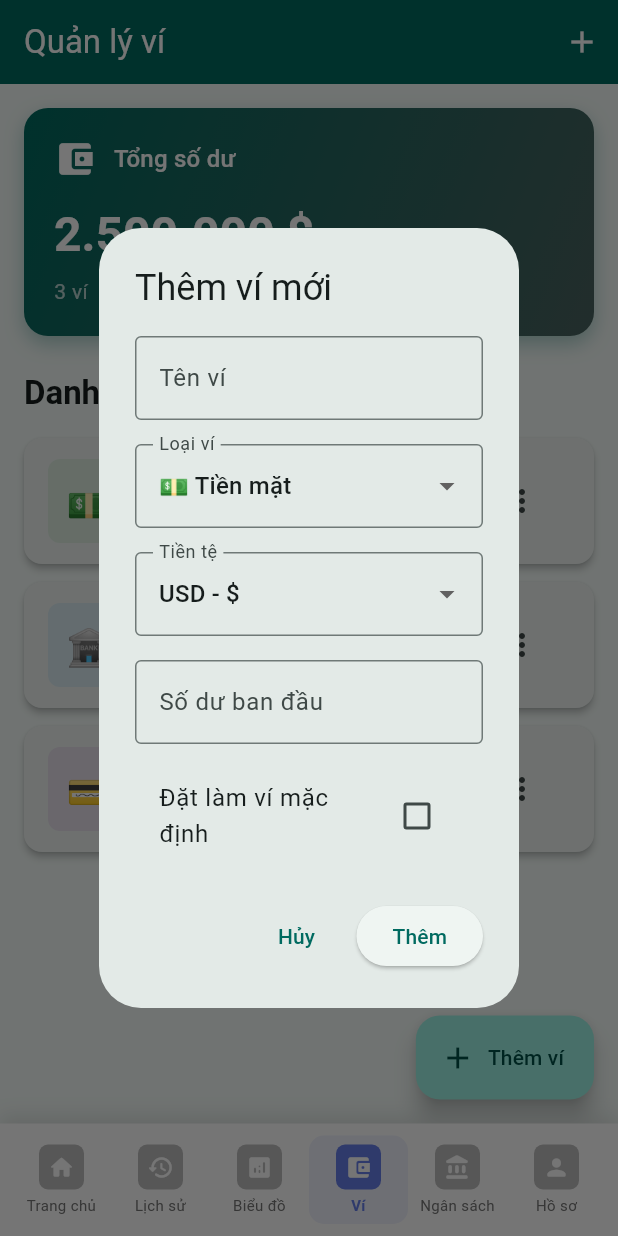
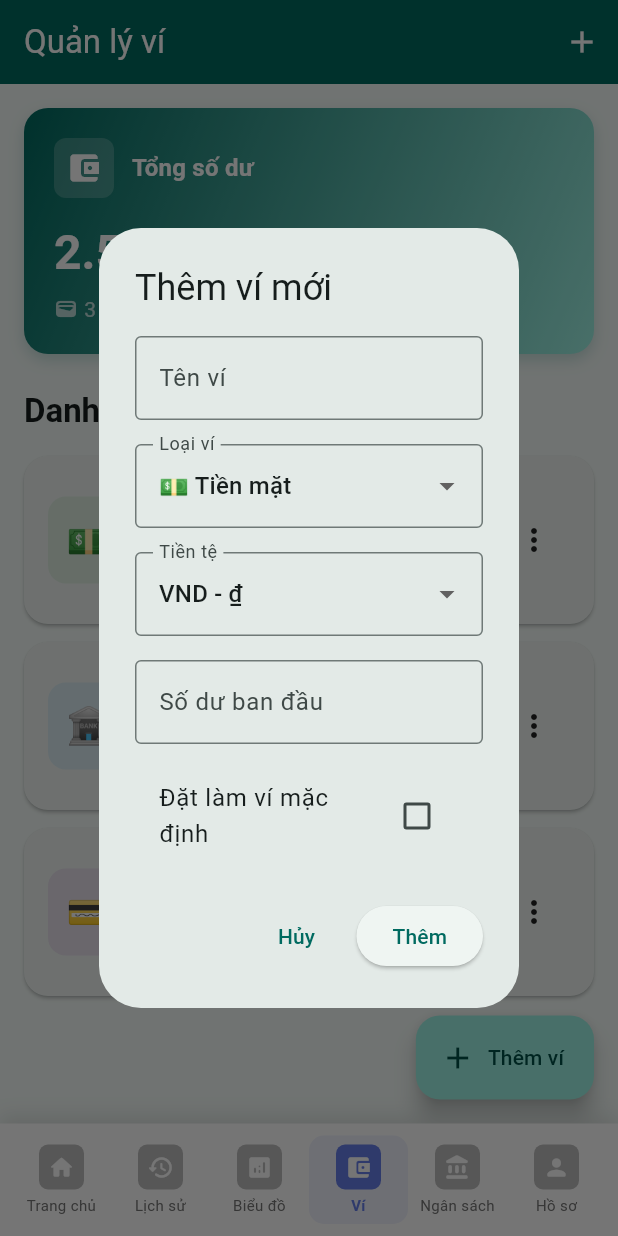
Before and after one commit to CaoNguyenHong/doan_LTDD, a Flutter app: the screen it shows once a user with an empty profile is signed in, item 4 of the bottom bar chosen, after a tap on the "add" icon, on a phone screen of 412 x 824 dp. Run offline on Flutter 3.47's test engine with Material 3 defaults, Android fonts, the light colour scheme and no system bars; our stand-ins replace cloud_firestore, firebase_auth, firebase_core, fl_chart, google_generative_ai, hive and 3 more; missing offline and left inert: currency_picker, firebase_app_check; accounts and stored records are empty.

Commit message:
Fix wallet management functionality
- Fix Account.fromMap null timestamp handling
- Fix Provider context error in account dialogs
- Merge adjust balance functionality into edit dialog
- Fix balance update logic in edit account dialog
- Remove manual sorting workaround for Firestore indexes

```diff
--- a/lib/data/firestore_data_source.dart
+++ b/lib/data/firestore_data_source.dart
@@ -13,22 +13,30 @@ class FirestoreDataSource {
 
   Stream<List<Map<String, dynamic>>> watchTx(String uid,
       {DateTime? from, DateTime? to}) {
-    Query<Map<String, dynamic>> q = txRef(uid)
-        .where('deleted', isEqualTo: false)
-        .orderBy('dateTime', descending: true);
+    Query<Map<String, dynamic>> q =
+        txRef(uid).where('deleted', isEqualTo: false);
+
     if (from != null)
       q = q.where('dateTime',
           isGreaterThanOrEqualTo: Timestamp.fromDate(from.toUtc()));
     if (to != null)
       q = q.where('dateTime',
           isLessThanOrEqualTo: Timestamp.fromDate(to.toUtc()));
-    return q
-        .snapshots()
-        .map((s) => s.docs.map((d) => {...d.data(), 'id': d.id}).toList());
+
+    return q.snapshots().map((s) {
+      final docs = s.docs.map((d) => {...d.data(), 'id': d.id}).toList();
+      // Sort manually to avoid index requirement
+      docs.sort((a, b) {
+        final aDateTime = a['dateTime'] as Timestamp?;
+        final bDateTime = b['dateTime'] as Timestamp?;
+        if (aDateTime == null || bDateTime == null) return 0;
+        return bDateTime.compareTo(aDateTime); // descending
+      });
+      return docs;
+    });
   }
 
   Future<void> addTx(String uid, Map<String, dynamic> data) {
-    final now = DateTime.now();
     return txRef(uid).doc().set({
       'type': data['type'] ?? 'expense',
       'amount': data['amount'] ?? 0,
@@ -68,11 +76,18 @@ class FirestoreDataSource {
   CollectionReference<Map<String, dynamic>> accRef(String uid) =>
       userDocRef(uid).collection('accounts');
 
-  Stream<List<Map<String, dynamic>>> watchAccounts(String uid) => accRef(uid)
-      .where('deleted', isEqualTo: false)
-      .orderBy('createdAt', descending: true)
-      .snapshots()
-      .map((s) => s.docs.map((d) => {...d.data(), 'id': d.id}).toList());
+  Stream<List<Map<String, dynamic>>> watchAccounts(String uid) =>
+      accRef(uid).where('deleted', isEqualTo: false).snapshots().map((s) {
+        final docs = s.docs.map((d) => {...d.data(), 'id': d.id}).toList();
+        // Sort manually to avoid index requirement
+        docs.sort((a, b) {
+          final aCreated = a['createdAt'] as Timestamp?;
+          final bCreated = b['createdAt'] as Timestamp?;
+          if (aCreated == null || bCreated == null) return 0;
+          return bCreated.compareTo(aCreated); // descending
+        });
+        return docs;
+      });
 
   Future<void> addAccount(String uid, Map<String, dynamic> data) =>
       accRef(uid).doc().set({
@@ -97,11 +112,18 @@ class FirestoreDataSource {
   CollectionReference<Map<String, dynamic>> budgetRef(String uid) =>
       userDocRef(uid).collection('budgets');
 
-  Stream<List<Map<String, dynamic>>> watchBudgets(String uid) => budgetRef(uid)
-      .where('deleted', isEqualTo: false)
-      .orderBy('createdAt', descending: true)
-      .snapshots()
-      .map((s) => s.docs.map((d) => {...d.data(), 'id': d.id}).toList());
+  Stream<List<Map<String, dynamic>>> watchBudgets(String uid) =>
+      budgetRef(uid).where('deleted', isEqualTo: false).snapshots().map((s) {
+        final docs = s.docs.map((d) => {...d.data(), 'id': d.id}).toList();
+        // Sort manually to avoid index requirement
+        docs.sort((a, b) {
+          final aCreated = a['createdAt'] as Timestamp?;
+          final bCreated = b['createdAt'] as Timestamp?;
+          if (aCreated == null || bCreated == null) return 0;
+          return bCreated.compareTo(aCreated); // descending
+        });
+        return docs;
+      });
 
   Future<void> addBudget(String uid, Map<String, dynamic> data) =>
       budgetRef(uid).doc().set({
--- a/lib/models/account.dart
+++ b/lib/models/account.dart
@@ -41,8 +41,12 @@ class Account {
       currency: map['currency'] ?? 'USD',
       balance: (map['balance'] ?? 0.0).toDouble(),
       isDefault: map['isDefault'] ?? false,
-      createdAt: (map['createdAt'] as Timestamp).toDate(),
-      updatedAt: (map['updatedAt'] as Timestamp).toDate(),
+      createdAt: map['createdAt'] != null
+          ? (map['createdAt'] as Timestamp).toDate()
+          : DateTime.now(),
+      updatedAt: map['updatedAt'] != null
+          ? (map['updatedAt'] as Timestamp).toDate()
+          : DateTime.now(),
     );
   }
 
--- a/lib/screens/accounts_screen.dart
+++ b/lib/screens/accounts_screen.dart
@@ -3,6 +3,8 @@ import 'package:provider/provider.dart';
 import 'package:uuid/uuid.dart';
 import '../models/account.dart';
 import '../providers/account_provider.dart';
+import '../providers/settings_provider.dart';
+import '../service/currency_service.dart';
 import '../utils/currency_formatter.dart';
 
 class AccountsScreen extends StatefulWidget {
@@ -128,6 +130,10 @@ class _AccountsScreenState extends State<AccountsScreen> {
   Widget _buildSummaryCard(
       BuildContext context, AccountProvider accountProvider) {
     final totalBalance = accountProvider.getTotalBalance();
+    final settingsProvider =
+        Provider.of<SettingsProvider>(context, listen: false);
+    final currencySymbol =
+        CurrencyService.getCurrencySymbol(settingsProvider.currency);
 
     return Container(
       width: double.infinity,
@@ -138,15 +144,15 @@ class _AccountsScreenState extends State<AccountsScreen> {
           end: Alignment.bottomRight,
           colors: [
             Theme.of(context).colorScheme.primary,
-            Theme.of(context).colorScheme.secondary,
+            Theme.of(context).colorScheme.primaryContainer,
           ],
         ),
         borderRadius: BorderRadius.circular(16),
         boxShadow: [
           BoxShadow(
-            color: Theme.of(context).colorScheme.primary.withOpacity(0.3),
-            blurRadius: 10,
-            offset: const Offset(0, 5),
+            color: Theme.of(context).colorScheme.primary.withOpacity(0.2),
+            blurRadius: 8,
+            offset: const Offset(0, 4),
           ),
         ],
       ),
@@ -155,30 +161,45 @@ class _AccountsScreenState extends State<AccountsScreen> {
         children: [
           Row(
             children: [
-              Icon(
+              Container(
+                padding: const EdgeInsets.all(8),
+                decoration: BoxDecoration(
+                  color: Colors.white.withOpacity(0.2),
+                  borderRadius: BorderRadius.circular(8),
+                ),
+                child: Icon(
                   Icons.account_balance_wallet,
                   color: Colors.white,
-                size: 28,
+                  size: 24,
+                ),
               ),
               const SizedBox(width: 12),
               Text(
                 'Tổng số dư',
                 style: Theme.of(context).textTheme.titleMedium?.copyWith(
                       color: Colors.white,
-                      fontWeight: FontWeight.w500,
+                      fontWeight: FontWeight.w600,
                     ),
               ),
             ],
           ),
           const SizedBox(height: 16),
           Text(
-            CurrencyFormatter.format(totalBalance, currency: '\$'),
+            CurrencyFormatter.format(totalBalance, currency: currencySymbol),
             style: Theme.of(context).textTheme.headlineLarge?.copyWith(
                   color: Colors.white,
                   fontWeight: FontWeight.bold,
                 ),
           ),
           const SizedBox(height: 8),
+          Row(
+            children: [
+              Icon(
+                Icons.wallet,
+                color: Colors.white70,
+                size: 16,
+              ),
+              const SizedBox(width: 4),
               Text(
                 '${accountProvider.accounts.length} ví',
                 style: Theme.of(context).textTheme.bodyMedium?.copyWith(
@@ -187,48 +208,76 @@ class _AccountsScreenState extends State<AccountsScreen> {
               ),
             ],
           ),
+        ],
+      ),
     );
   }
 
   Widget _buildAccountCard(
       BuildContext context, Account account, AccountProvider accountProvider) {
+    final currencySymbol = CurrencyService.getCurrencySymbol(account.currency);
+
     return Card(
       margin: const EdgeInsets.only(bottom: 12),
-      elevation: 2,
+      elevation: 1,
       shape: RoundedRectangleBorder(
-        borderRadius: BorderRadius.circular(12),
+        borderRadius: BorderRadius.circular(16),
       ),
-      child: ListTile(
-        leading: Container(
+      child: InkWell(
+        borderRadius: BorderRadius.circular(16),
+        onTap: () => _showAccountDetails(context, account),
+        child: Padding(
+          padding: const EdgeInsets.all(16),
+          child: Row(
+            children: [
+              Container(
                 padding: const EdgeInsets.all(12),
                 decoration: BoxDecoration(
                   color: _getAccountColor(account.type).withOpacity(0.1),
-            borderRadius: BorderRadius.circular(8),
+                  borderRadius: BorderRadius.circular(12),
                 ),
                 child: Text(
                   account.typeIcon,
                   style: const TextStyle(fontSize: 24),
                 ),
               ),
-        title: Row(
+              const SizedBox(width: 16),
+              Expanded(
+                child: Column(
+                  crossAxisAlignment: CrossAxisAlignment.start,
                   children: [
-            Text(
+                    Row(
+                      children: [
+                        Expanded(
+                          child: Text(
                             account.name,
-              style: const TextStyle(fontWeight: FontWeight.bold),
+                            style: Theme.of(context)
+                                .textTheme
+                                .titleMedium
+                                ?.copyWith(
+                                  fontWeight: FontWeight.bold,
+                                ),
+                            overflow: TextOverflow.ellipsis,
+                          ),
                         ),
                         if (account.isDefault) ...[
                           const SizedBox(width: 8),
                           Container(
-                padding: const EdgeInsets.symmetric(horizontal: 8, vertical: 2),
+                            padding: const EdgeInsets.symmetric(
+                                horizontal: 8, vertical: 4),
                             decoration: BoxDecoration(
-                  color: Colors.blue.shade100,
+                              color: Theme.of(context)
+                                  .colorScheme
+                                  .primaryContainer,
                               borderRadius: BorderRadius.circular(12),
                             ),
                             child: Text(
                               'Mặc định',
                               style: TextStyle(
                                 fontSize: 10,
-                    color: Colors.blue.shade700,
+                                color: Theme.of(context)
+                                    .colorScheme
+                                    .onPrimaryContainer,
                                 fontWeight: FontWeight.bold,
                               ),
                             ),
@@ -236,39 +285,41 @@ class _AccountsScreenState extends State<AccountsScreen> {
                         ],
                       ],
                     ),
-        subtitle: Column(
-          crossAxisAlignment: CrossAxisAlignment.start,
-          children: [
-            Text(account.typeDisplayName),
                     const SizedBox(height: 4),
                     Text(
-              '${CurrencyFormatter.format(account.balance, currency: '\$')} ${account.currency}',
-              style: TextStyle(
+                      account.typeDisplayName,
+                      style: Theme.of(context).textTheme.bodyMedium?.copyWith(
+                            color: Colors.grey.shade600,
+                          ),
+                    ),
+                    const SizedBox(height: 8),
+                    Text(
+                      '${CurrencyFormatter.format(account.balance, currency: currencySymbol)} ${account.currency}',
+                      style: Theme.of(context).textTheme.titleMedium?.copyWith(
                             fontWeight: FontWeight.bold,
-                color: account.balance >= 0 ? Colors.green : Colors.red,
+                            color: account.balance >= 0
+                                ? Theme.of(context).colorScheme.primary
+                                : Colors.red,
                           ),
                     ),
                   ],
                 ),
-        trailing: PopupMenuButton(
+              ),
+              const SizedBox(width: 8),
+              PopupMenuButton(
                 itemBuilder: (context) => [
                   PopupMenuItem(
                     value: 'set_default',
                     child: Row(
                       children: [
-                  const Icon(Icons.star),
+                        Icon(
+                          Icons.star,
+                          color:
+                              account.isDefault ? Colors.orange : Colors.grey,
+                        ),
                         const SizedBox(width: 8),
-                  Text(account.isDefault ? 'Bỏ mặc định' : 'Đặt mặc định'),
-                ],
-              ),
-            ),
-            PopupMenuItem(
-              value: 'adjust_balance',
-              child: Row(
-                children: [
-                  const Icon(Icons.edit),
-                  const SizedBox(width: 8),
-                  const Text('Điều chỉnh số dư'),
+                        Text(
+                            account.isDefault ? 'Bỏ mặc định' : 'Đặt mặc định'),
                       ],
                     ),
                   ),
@@ -286,15 +337,19 @@ class _AccountsScreenState extends State<AccountsScreen> {
                     value: 'delete',
                     child: Row(
                       children: [
-                  Icon(Icons.delete, color: Colors.red),
+                        Icon(Icons.delete, color: Colors.red.shade600),
                         const SizedBox(width: 8),
-                  Text('Xóa', style: TextStyle(color: Colors.red)),
+                        Text('Xóa',
+                            style: TextStyle(color: Colors.red.shade600)),
                       ],
                     ),
                   ),
                 ],
                 onSelected: (value) =>
                     _handleAccountAction(value, account, accountProvider),
+              ),
+            ],
+          ),
         ),
       ),
     );
@@ -321,9 +376,6 @@ class _AccountsScreenState extends State<AccountsScreen> {
       case 'set_default':
         accountProvider.setDefaultAccount(account.id);
         break;
-      case 'adjust_balance':
-        _showAdjustBalanceDialog(context, account, accountProvider);
-        break;
       case 'edit':
         _showEditAccountDialog(context, account, accountProvider);
         break;
@@ -333,16 +385,81 @@ class _AccountsScreenState extends State<AccountsScreen> {
     }
   }
 
+  void _showAccountDetails(BuildContext context, Account account) {
+    final currencySymbol = CurrencyService.getCurrencySymbol(account.currency);
+
+    showDialog(
+      context: context,
+      builder: (context) => AlertDialog(
+        title: Row(
+          children: [
+            Text(account.typeIcon, style: const TextStyle(fontSize: 24)),
+            const SizedBox(width: 8),
+            Expanded(child: Text(account.name)),
+          ],
+        ),
+        content: Column(
+          mainAxisSize: MainAxisSize.min,
+          crossAxisAlignment: CrossAxisAlignment.start,
+          children: [
+            _buildDetailRow('Loại ví', account.typeDisplayName),
+            _buildDetailRow('Tiền tệ', '${account.currency} ($currencySymbol)'),
+            _buildDetailRow('Số dư',
+                '${CurrencyFormatter.format(account.balance, currency: currencySymbol)}'),
+            _buildDetailRow(
+                'Trạng thái', account.isDefault ? 'Ví mặc định' : 'Ví thường'),
+            _buildDetailRow('Ngày tạo',
+                '${account.createdAt.day}/${account.createdAt.month}/${account.createdAt.year}'),
+            _buildDetailRow('Cập nhật cuối',
+                '${account.updatedAt.day}/${account.updatedAt.month}/${account.updatedAt.year}'),
+          ],
+        ),
+        actions: [
+          TextButton(
+            onPressed: () => Navigator.pop(context),
+            child: const Text('Đóng'),
+          ),
+        ],
+      ),
+    );
+  }
+
+  Widget _buildDetailRow(String label, String value) {
+    return Padding(
+      padding: const EdgeInsets.symmetric(vertical: 4),
+      child: Row(
+        crossAxisAlignment: CrossAxisAlignment.start,
+        children: [
+          SizedBox(
+            width: 80,
+            child: Text(
+              '$label:',
+              style: const TextStyle(fontWeight: FontWeight.w500),
+            ),
+          ),
+          Expanded(
+            child: Text(value),
+          ),
+        ],
+      ),
+    );
+  }
+
   void _showAddAccountDialog(BuildContext context) {
     final nameController = TextEditingController();
     final balanceController = TextEditingController();
     String selectedType = 'cash';
-    String selectedCurrency = 'USD';
+    final settingsProvider =
+        Provider.of<SettingsProvider>(context, listen: false);
+    final accountProvider =
+        Provider.of<AccountProvider>(context, listen: false);
+    String selectedCurrency =
+        settingsProvider.currency; // Use app's default currency
     bool isDefault = false;
 
     showDialog(
       context: context,
-      builder: (context) => StatefulBuilder(
+      builder: (dialogContext) => StatefulBuilder(
         builder: (context, setState) => AlertDialog(
           title: const Text('Thêm ví mới'),
           content: SingleChildScrollView(
@@ -380,11 +497,14 @@ class _AccountsScreenState extends State<AccountsScreen> {
                     labelText: 'Tiền tệ',
                     border: OutlineInputBorder(),
                   ),
-                  items: const [
-                    DropdownMenuItem(value: 'USD', child: Text('USD - \$')),
-                    DropdownMenuItem(value: 'VND', child: Text('VND - ₫')),
-                    DropdownMenuItem(value: 'EUR', child: Text('EUR - €')),
-                  ],
+                  items:
+                      settingsProvider.getSupportedCurrencies().map((currency) {
+                    final symbol = CurrencyService.getCurrencySymbol(currency);
+                    return DropdownMenuItem(
+                      value: currency,
+                      child: Text('$currency - $symbol'),
+                    );
+                  }).toList(),
                   onChanged: (value) =>
                       setState(() => selectedCurrency = value!),
                 ),
@@ -425,13 +545,11 @@ class _AccountsScreenState extends State<AccountsScreen> {
                     updatedAt: DateTime.now(),
                   );
 
-                  final accountProvider =
-                      Provider.of<AccountProvider>(context, listen: false);
                   await accountProvider.addAccount(account);
 
-                  if (context.mounted) {
-                    Navigator.pop(context);
-                    ScaffoldMessenger.of(context).showSnackBar(
+                  if (dialogContext.mounted) {
+                    Navigator.pop(dialogContext);
+                    ScaffoldMessenger.of(dialogContext).showSnackBar(
                       const SnackBar(
                         content: Text('✅ Đã thêm ví thành công!'),
                         backgroundColor: Colors.green,
@@ -451,13 +569,20 @@ class _AccountsScreenState extends State<AccountsScreen> {
   void _showEditAccountDialog(
       BuildContext context, Account account, AccountProvider accountProvider) {
     final nameController = TextEditingController(text: account.name);
+    final balanceController = TextEditingController(
+      text: CurrencyFormatter.format(account.balance,
+              currency: CurrencyService.getCurrencySymbol(account.currency))
+          .replaceAll(CurrencyService.getCurrencySymbol(account.currency), ''),
+    );
     String selectedType = account.type;
     String selectedCurrency = account.currency;
     bool isDefault = account.isDefault;
+    final settingsProvider =
+        Provider.of<SettingsProvider>(context, listen: false);
 
     showDialog(
       context: context,
-      builder: (context) => StatefulBuilder(
+      builder: (dialogContext) => StatefulBuilder(
         builder: (context, setState) => AlertDialog(
           title: const Text('Chỉnh sửa ví'),
           content: SingleChildScrollView(
@@ -495,13 +620,28 @@ class _AccountsScreenState extends State<AccountsScreen> {
                     labelText: 'Tiền tệ',
                     border: OutlineInputBorder(),
                   ),
-                  items: const [
-                    DropdownMenuItem(value: 'USD', child: Text('USD - \$')),
-                    DropdownMenuItem(value: 'VND', child: Text('VND - ₫')),
-                    DropdownMenuItem(value: 'EUR', child: Text('EUR - €')),
-                  ],
+                  items:
+                      settingsProvider.getSupportedCurrencies().map((currency) {
+                    final symbol = CurrencyService.getCurrencySymbol(currency);
+                    return DropdownMenuItem(
+                      value: currency,
+                      child: Text('$currency - $symbol'),
+                    );
+                  }).toList(),
                   onChanged: (value) =>
                       setState(() => selectedCurrency = value!),
+                ),
+                const SizedBox(height: 16),
+                TextField(
+                  controller: balanceController,
+                  keyboardType: TextInputType.numberWithOptions(decimal: true),
+                  decoration: InputDecoration(
+                    labelText:
+                        'Số dư (${CurrencyService.getCurrencySymbol(selectedCurrency)})',
+                    border: const OutlineInputBorder(),
+                    prefixText:
+                        '${CurrencyService.getCurrencySymbol(selectedCurrency)} ',
+                  ),
                 ),
                 const SizedBox(height: 16),
                 CheckboxListTile(
@@ -514,7 +654,7 @@ class _AccountsScreenState extends State<AccountsScreen> {
           ),
           actions: [
             TextButton(
-              onPressed: () => Navigator.pop(context),
+              onPressed: () => Navigator.pop(dialogContext),
               child: const Text('Hủy'),
             ),
             ElevatedButton(
@@ -530,9 +670,15 @@ class _AccountsScreenState extends State<AccountsScreen> {
 
                   await accountProvider.updateAccount(updatedAccount);
 
-                  if (context.mounted) {
-                    Navigator.pop(context);
-                    ScaffoldMessenger.of(context).showSnackBar(
+                  // Update balance if changed
+                  final newBalance = double.tryParse(balanceController.text);
+                  if (newBalance != null && newBalance != account.balance) {
+                    await accountProvider.updateBalance(account.id, newBalance);
+                  }
+
+                  if (dialogContext.mounted) {
+                    Navigator.pop(dialogContext);
+                    ScaffoldMessenger.of(dialogContext).showSnackBar(
                       const SnackBar(
                         content: Text('✅ Đã cập nhật ví thành công!'),
                         backgroundColor: Colors.green,
@@ -545,61 +691,6 @@ class _AccountsScreenState extends State<AccountsScreen> {
             ),
           ],
         ),
-      ),
-    );
-  }
-
-  void _showAdjustBalanceDialog(
-      BuildContext context, Account account, AccountProvider accountProvider) {
-    final balanceController = TextEditingController(
-        text: CurrencyFormatter.format(account.balance, currency: '\$')
-            .replaceAll('\$', ''));
-
-    showDialog(
-      context: context,
-      builder: (context) => AlertDialog(
-        title: const Text('Điều chỉnh số dư'),
-        content: Column(
-          mainAxisSize: MainAxisSize.min,
-          children: [
-            Text('Ví: ${account.name}'),
-            const SizedBox(height: 16),
-            TextField(
-              controller: balanceController,
-              keyboardType: TextInputType.numberWithOptions(decimal: true),
-              decoration: const InputDecoration(
-                labelText: 'Số dư mới',
-                border: OutlineInputBorder(),
-              ),
-            ),
-          ],
-        ),
-        actions: [
-          TextButton(
-            onPressed: () => Navigator.pop(context),
-            child: const Text('Hủy'),
-          ),
-          ElevatedButton(
-            onPressed: () async {
-              final newBalance = double.tryParse(balanceController.text);
-              if (newBalance != null) {
-                await accountProvider.updateAccountBalance(
-                    account.id, newBalance);
-
-                if (context.mounted) {
-                  Navigator.pop(context);
-                  ScaffoldMessenger.of(context).showSnackBar(
-                    const SnackBar(
-                      content: Text('✅ Đã cập nhật số dư thành công!'),
-                      backgroundColor: Colors.green,
-                    ),
-                  );
-                }
-              }
-            },
-            child: const Text('Cập nhật'),
-          ),
-        ],
       ),
     );
   }
```
Lines whose indentation alone changed are shown as unchanged.
